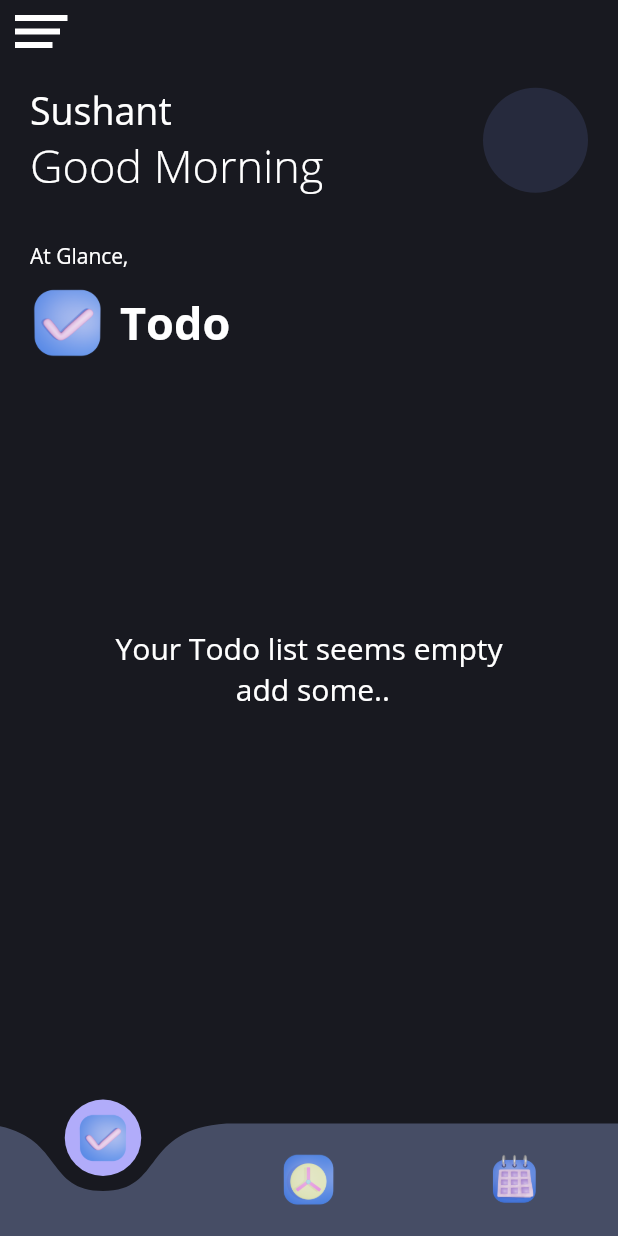
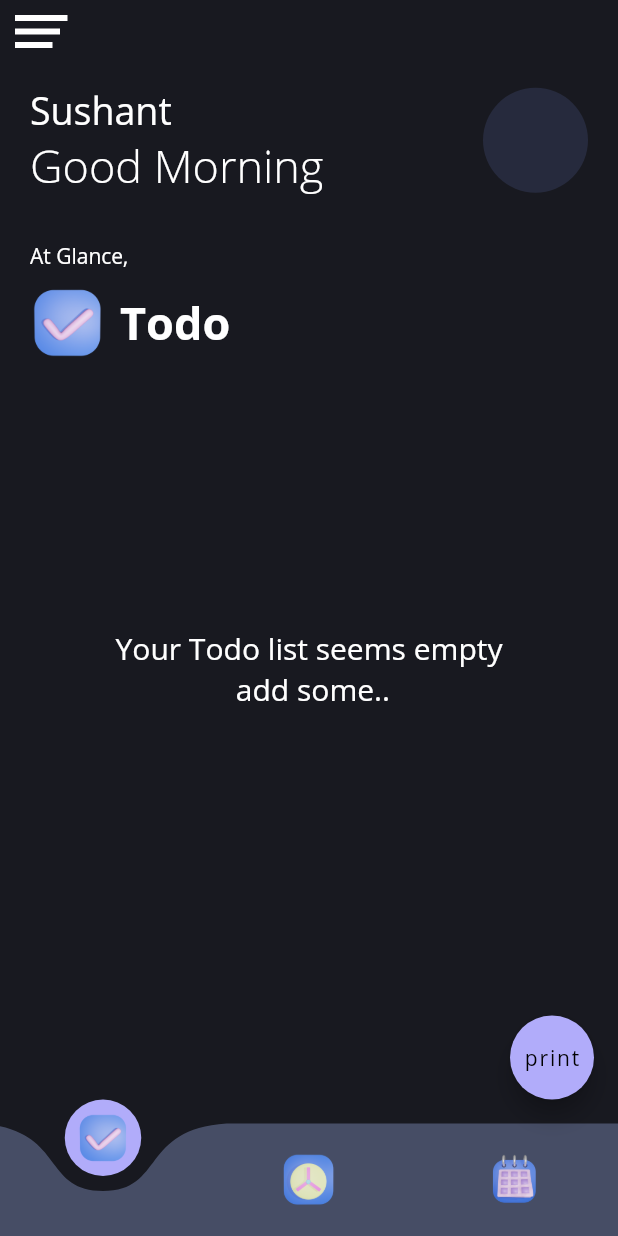
Before and after one commit to sushantdev-git/Ttooler, a Flutter app: the HomePage screen opened directly, on a phone screen of 412 x 824 dp. Run offline on Flutter 3.47's test engine with Material 2 defaults, Android fonts, the phone set to English and light mode, and no system bars; drawn by our look-alikes of curved_navigation_bar; our stand-ins replace flutter_swiper_null_safety.

```diff
--- a/lib/pages/homePage.dart
+++ b/lib/pages/homePage.dart
@@ -1,6 +1,8 @@
 import 'package:flutter/cupertino.dart';
 import 'package:flutter/material.dart';
+import 'package:provider/provider.dart';
 import 'package:ttooler/konstant/konstant.dart';
+import 'package:ttooler/modals/todoProvider.dart';
 import 'package:ttooler/pageRoutebuilder/customPageRouteBuilder.dart';
 import 'package:ttooler/pages/aboutPage.dart';
 import 'package:ttooler/pages/bookshelfPage.dart';
@@ -104,6 +106,7 @@ class _HomePageState extends State<HomePage> {
   @override
   Widget build(BuildContext context) {
     final mediaQuery = MediaQuery.of(context).size;
+    final _todo = Provider.of<TodoProvider>(context);
     return SafeArea(
       child: Scaffold(
         extendBody: true,
@@ -122,6 +125,12 @@ class _HomePageState extends State<HomePage> {
         ),
         drawer: DrawerWidget(
           pushPage: pushPageUtil,
+        ),
+        floatingActionButton: FloatingActionButton(
+          onPressed: (){
+            _todo.printQueue();
+          },
+          child: Text("print"),
         ),
         //here added bottom navigation bar
         bottomNavigationBar: CurvedNavigationBar(
```
